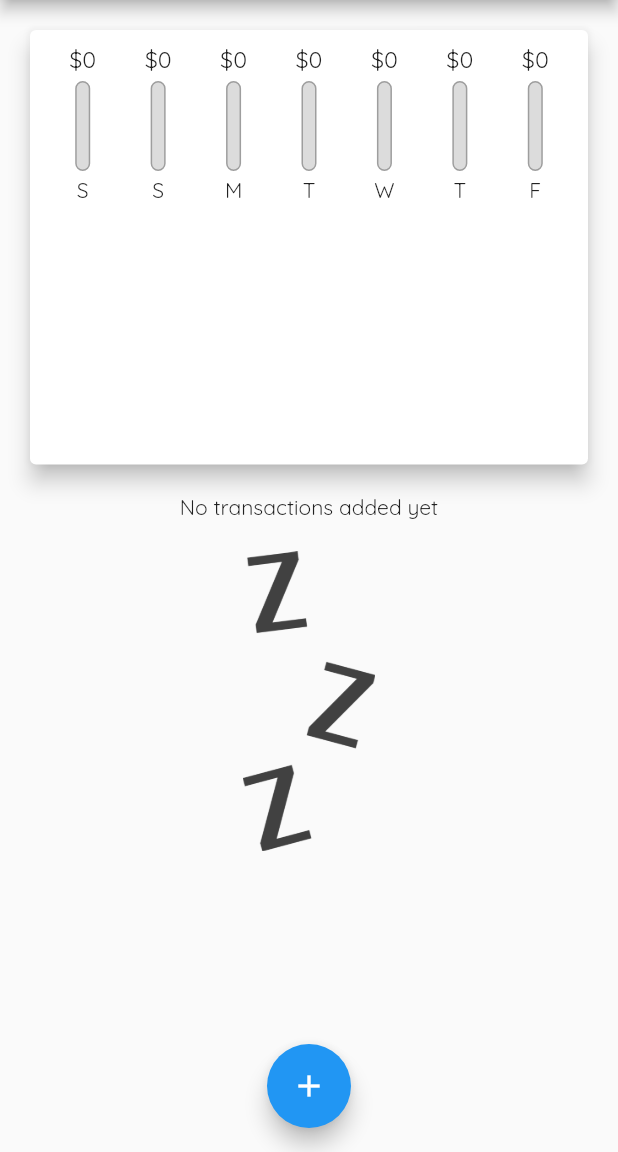
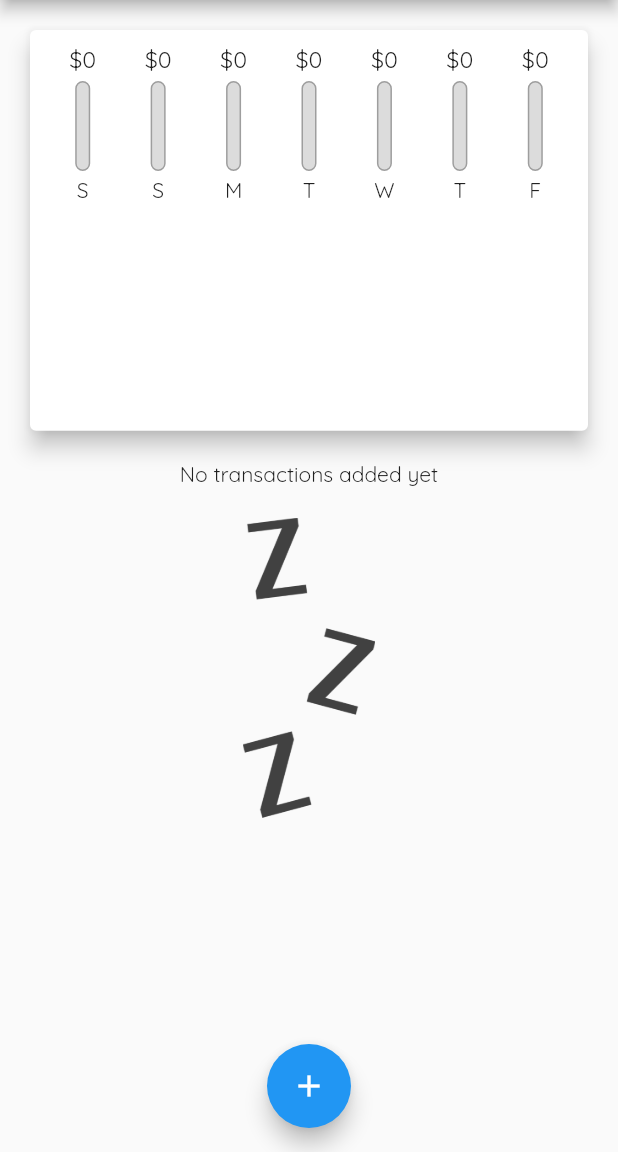
Before and after one commit to Petar81/Expense-Calculator, a Flutter app: the screen it shows after launch, on a phone screen of 412 x 824 dp, the part 84-1236 px from its top. Run offline on Flutter 3.47's test engine with Material 2 defaults, Android fonts, the phone set to English and light mode, and no system bars.

Commit message:
improve the calculation of the dynamic height

```diff
--- a/lib/main.dart
+++ b/lib/main.dart
@@ -99,8 +99,7 @@ class _MyHomePageState extends State<MyHomePage> {
 
   @override
   Widget build(BuildContext context) {
-    return Scaffold(
-      appBar: AppBar(
+    final appBar = AppBar(
       // Here we take the value from the MyHomePage object that was created by
       // the App.build method, and use it to set our appbar title.
       title: Text(widget.title),
@@ -111,15 +110,29 @@ class _MyHomePageState extends State<MyHomePage> {
             },
             icon: const Icon(Icons.add)),
       ],
-      ),
+    );
+
+    return Scaffold(
+      appBar: appBar,
       body: SingleChildScrollView(
         child: Column(
           // mainAxisAlignment: MainAxisAlignment.start,
           crossAxisAlignment: CrossAxisAlignment.stretch,
           children: <Widget>[
             // ignore: sized_box_for_whitespace
-            Chart(_recentTransactions),
-            TransactionList(_userTransactions, _deleteTransaction),
+            SizedBox(
+              height: (MediaQuery.of(context).size.height -
+                      appBar.preferredSize.height -
+                      MediaQuery.of(context).padding.top) *
+                  0.4,
+              child: Chart(_recentTransactions),
+            ),
+            SizedBox(
+                height: (MediaQuery.of(context).size.height -
+                        appBar.preferredSize.height -
+                        MediaQuery.of(context).padding.top) *
+                    0.6,
+                child: TransactionList(_userTransactions, _deleteTransaction)),
           ],
           // Center is a layout widget. It takes a single child and positions it
           // in the middle of the parent.
--- a/lib/widgets/chart.dart
+++ b/lib/widgets/chart.dart
@@ -39,9 +39,7 @@ class Chart extends StatelessWidget {
 
   @override
   Widget build(BuildContext context) {
-    return SizedBox(
-      height: MediaQuery.of(context).size.height * 0.4,
-      child: Card(
+    return Card(
       elevation: 6,
       margin: const EdgeInsets.all(20),
       child: Padding(
@@ -64,7 +62,6 @@ class Chart extends StatelessWidget {
           }).toList(),
         ),
       ),
-      ),
     );
   }
 }
--- a/lib/widgets/transaction_list.dart
+++ b/lib/widgets/transaction_list.dart
@@ -11,9 +11,7 @@ class TransactionList extends StatelessWidget {
 
   @override
   Widget build(BuildContext context) {
-    return SizedBox(
-      height: MediaQuery.of(context).size.height * 0.6,
-      child: transactions.isEmpty
+    return transactions.isEmpty
         ? Column(
             children: <Widget>[
               const Text('No transactions added yet'),
@@ -32,8 +30,7 @@ class TransactionList extends StatelessWidget {
             itemBuilder: (ctx, index) {
               return Card(
                 elevation: 5,
-                  margin:
-                      const EdgeInsets.symmetric(vertical: 8, horizontal: 5),
+                margin: const EdgeInsets.symmetric(vertical: 8, horizontal: 5),
                 child: ListTile(
                   leading: CircleAvatar(
                     radius: 30,
@@ -59,7 +56,6 @@ class TransactionList extends StatelessWidget {
               );
             },
             itemCount: transactions.length,
-            ),
           );
   }
 }
```
Lines whose indentation alone changed are shown as unchanged.
